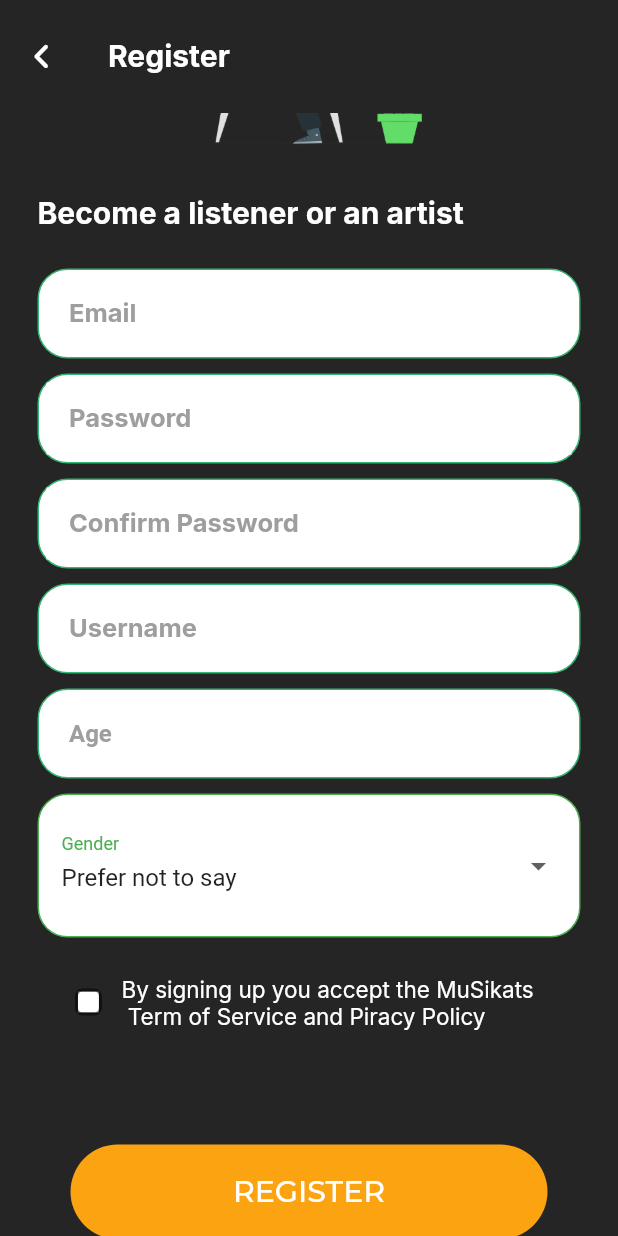
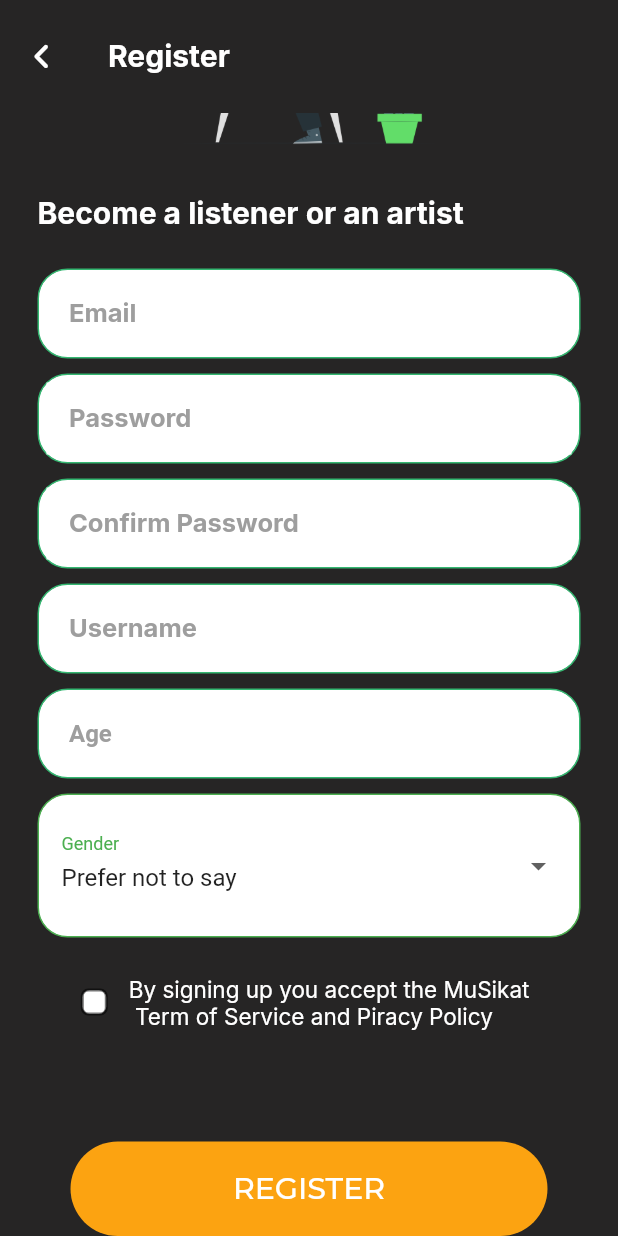
Before and after one commit to franzrocha/MuSikat-App, a Flutter app: the RegisterScreen screen opened directly, scrolled down 195 dp, on a phone screen of 412 x 824 dp. Run offline on Flutter 3.47's test engine with Material 2 defaults, Android fonts, the phone set to English and light mode, and no system bars; our stand-ins replace cloud_firestore, firebase_auth, firebase_core, flutter_native_splash, font_awesome_flutter, get_it and 1 more; missing offline and left inert: cloud_firestore_web, firebase_auth_web, firebase_core_web, firebase_storage_web; accounts and stored records are empty.

```diff
--- a/lib/screens/authentication/register_screen.dart
+++ b/lib/screens/authentication/register_screen.dart
@@ -35,6 +35,26 @@ class _RegisterScreenState extends State<RegisterScreen> {
 
   @override
   Widget build(BuildContext context) {
+    return AnimatedBuilder(
+        animation: _authController,
+        builder: (context, Widget? w) {
+          if (_authController.working) {
+            return const Scaffold(
+              backgroundColor: Color(0xff262525),
+              body: Center(
+                child: SizedBox(
+                    width: 50,
+                    height: 50,
+                    child: CircularProgressIndicator(
+                      backgroundColor: Color(0xff34b771),
+                      valueColor: AlwaysStoppedAnimation(
+                        Color(0xfffca311),
+                      ),
+                      strokeWidth: 10,
+                    )),
+              ),
+            );
+          } else {
             return Scaffold(
               appBar: appBar(context),
               backgroundColor: const Color(0xff262525),
@@ -108,22 +128,19 @@ class _RegisterScreenState extends State<RegisterScreen> {
                           mainAxisAlignment: MainAxisAlignment.center,
                           children: [
                             Container(
-                      width: 14,
-                      height: 14,
+                              width: 16,
+                              height: 16,
+                              decoration: const BoxDecoration(
                                 color: Colors.white,
-                      child: Checkbox(
-                          shape: const RoundedRectangleBorder(
-                              borderRadius:
-                                  BorderRadius.all(Radius.circular(5.0))),
-                          activeColor: Colors.orange,
-                          value: checkMe,
-                          onChanged: (newValue) {
-                            setState(() => checkMe = newValue!);
-                          }),
+                                borderRadius: BorderRadius.all(
+                                  Radius.circular(5.0),
+                                ),
+                              ),
+                              child: checkBox(),
                             ),
                             const SizedBox(width: 15.0),
                             Text(
-                      'By signing up you accept the MuSikats \n Term of Service and Piracy Policy',
+                              'By signing up you accept the MuSikat \n Term of Service and Piracy Policy',
                               style: GoogleFonts.inter(
                                 color: Colors.white,
                                 fontSize: 15,
@@ -135,7 +152,10 @@ class _RegisterScreenState extends State<RegisterScreen> {
                           padding: const EdgeInsets.only(top: 30, bottom: 30),
                           child: Text(
                             prompts,
-                    style: GoogleFonts.montserrat(color: Colors.red),
+                            style: GoogleFonts.inter(
+                              color: Colors.red,
+                              fontSize: 12,
+                            ),
                           ),
                         ),
                         registerButton(),
@@ -145,6 +165,19 @@ class _RegisterScreenState extends State<RegisterScreen> {
                 ),
               ),
             );
+          }
+        });
+  }
+
+  Checkbox checkBox() {
+    return Checkbox(
+        shape: const RoundedRectangleBorder(
+            borderRadius: BorderRadius.all(Radius.circular(5.0))),
+        activeColor: Colors.orange,
+        value: checkMe,
+        onChanged: (newValue) {
+          setState(() => checkMe = newValue!);
+        });
   }
 
   AppBar appBar(BuildContext context) {
@@ -450,7 +483,7 @@ class _RegisterScreenState extends State<RegisterScreen> {
           borderRadius: BorderRadius.circular(60)),
       child: TextButton(
         onPressed: () {
-          if (_formKey.currentState!.validate() && isFieldEmpty()) {
+          if (_formKey.currentState!.validate() || isFieldEmpty())  {
             setState(() {
               register();
             });
```
Also changed, not shown: lib/widgets/nav_bar.dart (added, +48 -0 lines), lib/screens/home/home_screen.dart (line endings or trailing spaces). Lines whose indentation alone changed are shown as unchanged.
